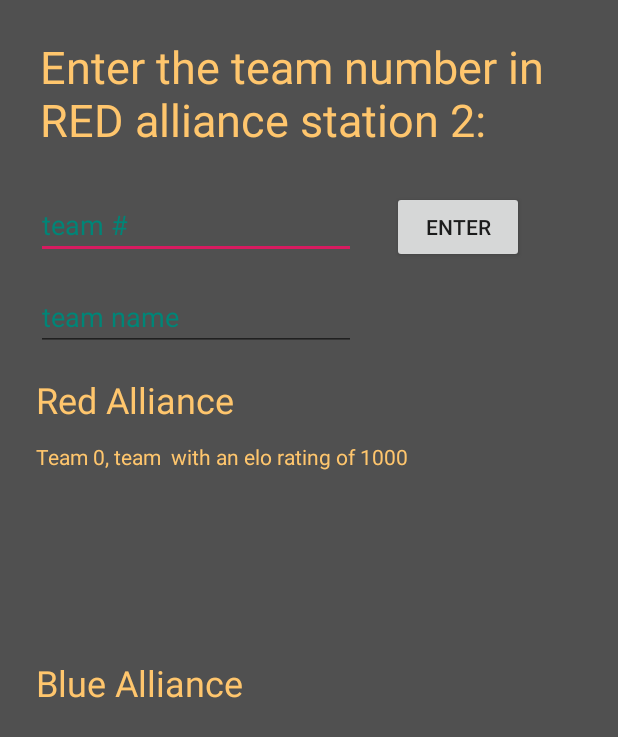
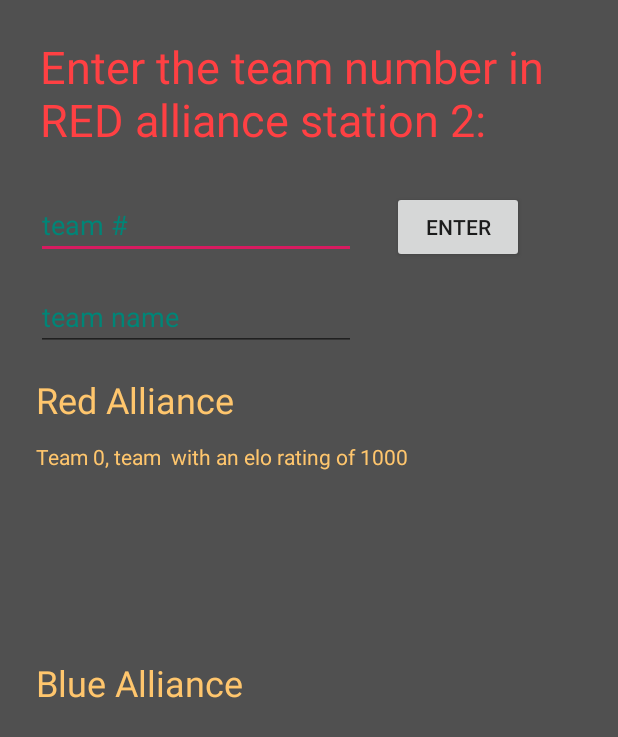
Before and after one commit to 1ethanhansen/FRC-Elo-App, an Android app: the runMatch1 screen opened directly, with no data from a screen before it, after a tap on "ENTER", on a phone screen of 412 x 824 dp. Shown: the top 737 px of the screen. Run offline under Robolectric (Android 15) with nearby library versions, the phone set to English and light mode, and no system bars; 1 statement that could not run was skipped.

Commit message:
Fixes #5 prompt text changes color

```diff
--- a/app/src/main/java/com/example/frc_elo_app/runMatch1.kt
+++ b/app/src/main/java/com/example/frc_elo_app/runMatch1.kt
@@ -1,6 +1,7 @@
 package com.example.frc_elo_app
 
 import android.content.Intent
+import android.graphics.Color
 import android.support.v7.app.AppCompatActivity
 import android.os.Bundle
 import android.os.Environment
@@ -33,6 +34,7 @@ class runMatch1 : AppCompatActivity() {
         counter = 0
         displayString = "Enter the team number in RED alliance station 1: "
         findViewById<TextView>(R.id.tv_prompt).text = displayString
+        findViewById<TextView>(R.id.tv_prompt).setTextColor(Color.parseColor("#FF4043"))
 
         redAlliance = Array(3){emptyTeam}
         blueAlliance = Array(3){emptyTeam}
@@ -108,6 +110,12 @@ class runMatch1 : AppCompatActivity() {
         driverStationInt = counter % 3 + 1
         allianceInt = counter / 3
 
+        if (allianceInt == 0) {
+            findViewById<TextView>(R.id.tv_prompt).setTextColor(Color.parseColor("#FF4043"))
+        } else {
+            findViewById<TextView>(R.id.tv_prompt).setTextColor(Color.parseColor("#2575FF"))
+        }
+
         displayString = "Enter the team number in ${if(allianceInt == 0) "RED" else "BLUE"} " +
                 "alliance station $driverStationInt: "
         findViewById<TextView>(R.id.tv_prompt).text = displayString
--- a/app/src/main/res/values/colors.xml
+++ b/app/src/main/res/values/colors.xml
@@ -5,4 +5,6 @@
     <color name="colorPrimaryDark">#00574B</color>
     <color name="colorAccent">#D81B60</color>
     <color name="colorBackground">#505050</color>
+    <color name="colorRedText">#FF4043</color>
+    <color name="colorBlueText">#0059ff</color>
 </resources>
```
Also changed, not shown: 1 other file.
